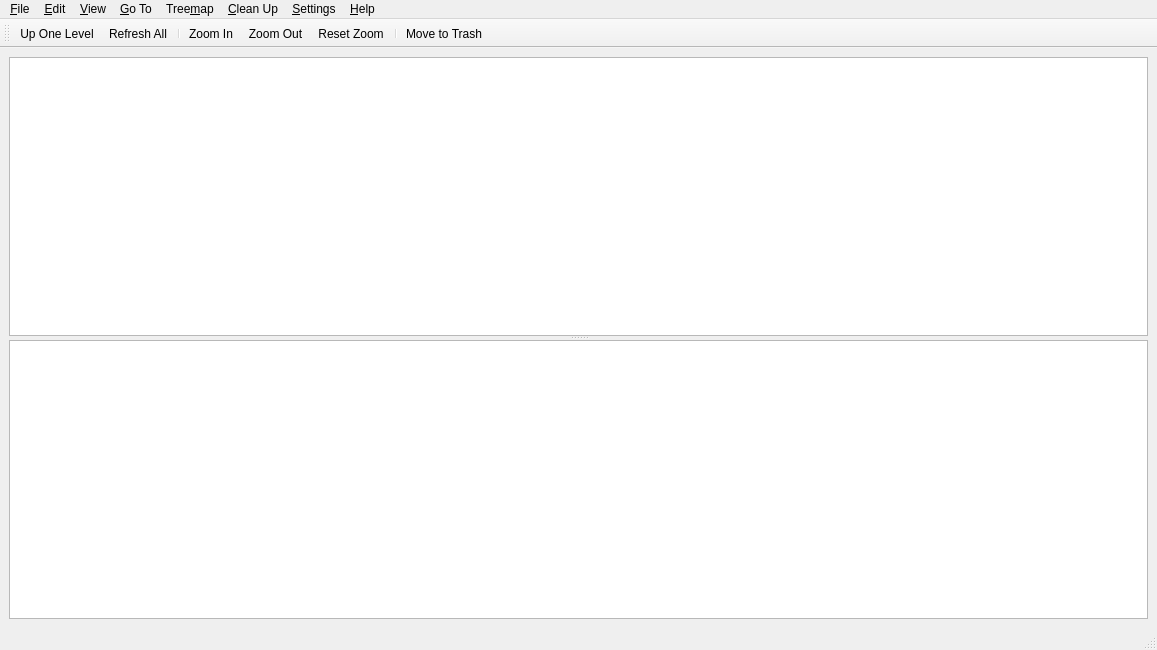
Old version of the form src/main-window.ui in the repository shundhammer/qdirstat.
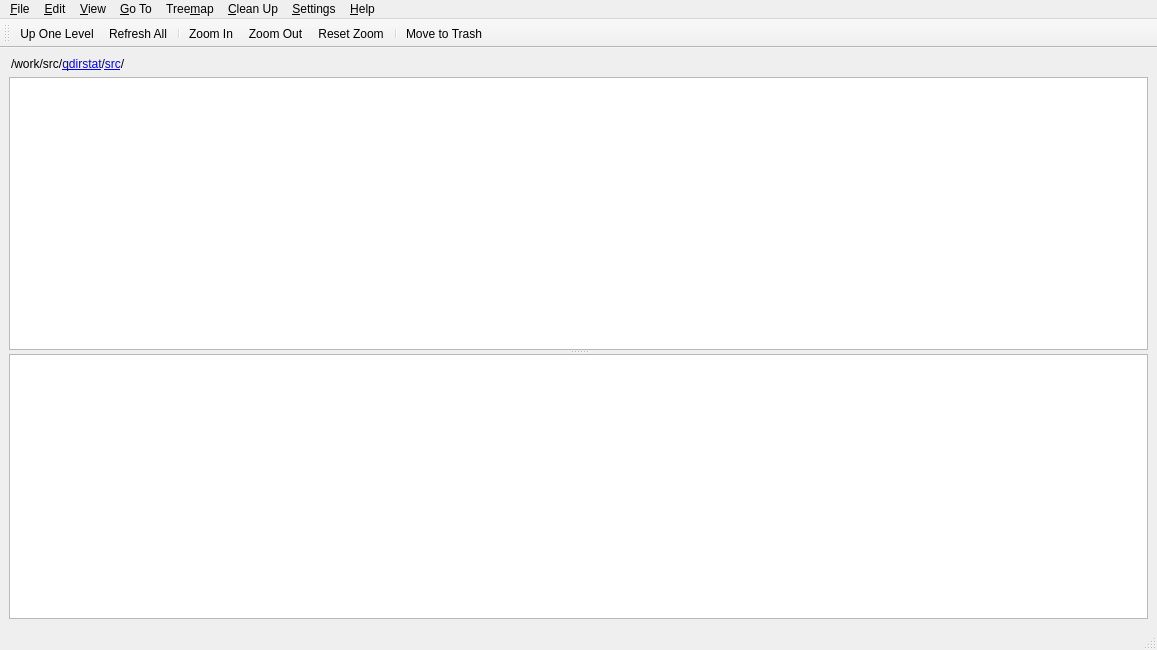
New version of the form. Icons and pictures are not drawn. Custom widgets are drawn as their Qt base class.

Commit message: Added breadcrumbs navigator widget

```diff
--- a/src/main-window.ui
+++ b/src/main-window.ui
@@ -25,7 +25,35 @@
       <property name="orientation">
        <enum>Qt::Vertical</enum>
       </property>
-      <widget class="QDirStat::DirTreeView" name="dirTreeView"/>
+      <widget class="QWidget" name="treeViewContainer" native="true">
+       <layout class="QVBoxLayout" name="treeViewLayout">
+        <property name="leftMargin">
+         <number>0</number>
+        </property>
+        <property name="topMargin">
+         <number>0</number>
+        </property>
+        <property name="rightMargin">
+         <number>0</number>
+        </property>
+        <property name="bottomMargin">
+         <number>0</number>
+        </property>
+        <item>
+         <widget class="QDirStat::BreadcrumbNavigator" name="breadcrumbNavigator">
+          <property name="text">
+           <string>&lt;html&gt;&lt;head/&gt;&lt;body&gt;&lt;p&gt;/work/src/&lt;a href=&quot;/work/src/qdirstat&quot;&gt;qdirstat&lt;/a&gt;/&lt;a href=&quot;/work/src/qdirstat/src&quot;&gt;src&lt;/a&gt;/&lt;/p&gt;&lt;/body&gt;&lt;/html&gt;</string>
+          </property>
+          <property name="indent">
+           <number>2</number>
+          </property>
+         </widget>
+        </item>
+        <item>
+         <widget class="QDirStat::DirTreeView" name="dirTreeView"/>
+        </item>
+       </layout>
+      </widget>
       <widget class="QDirStat::TreemapView" name="treemapView"/>
      </widget>
     </item>
@@ -622,6 +650,11 @@
    <extends>QGraphicsView</extends>
    <header>TreemapView.h</header>
   </customwidget>
+  <customwidget>
+   <class>QDirStat::BreadcrumbNavigator</class>
+   <extends>QLabel</extends>
+   <header>BreadcrumbNavigator.h</header>
+  </customwidget>
  </customwidgets>
  <resources>
   <include location="icons.qrc"/>
```
Left out of the diff: 34 changed lines with no effect on the pictures. The commit also changes 7 other files.
